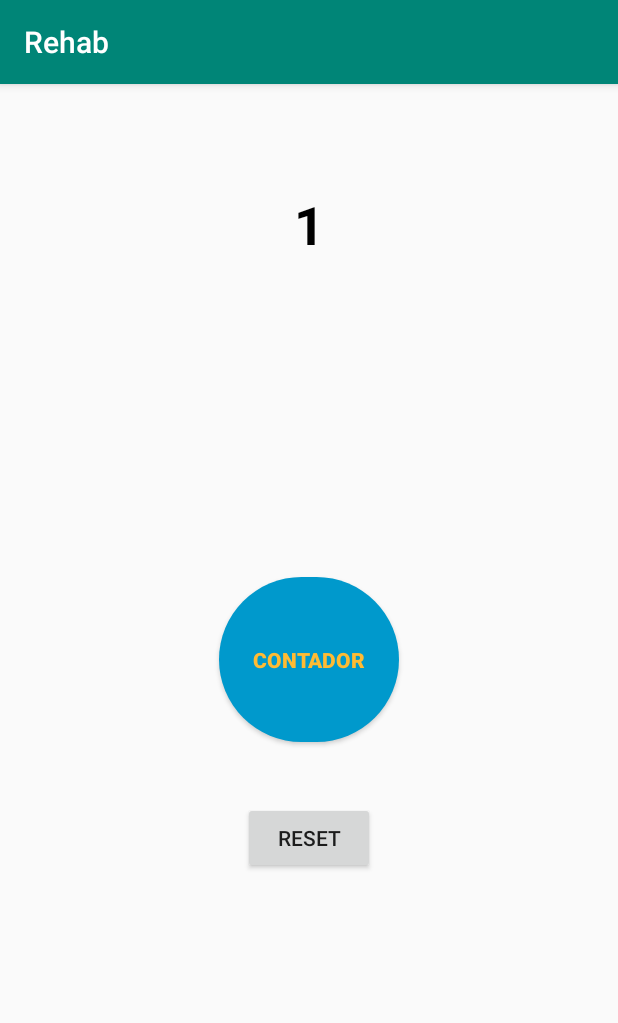
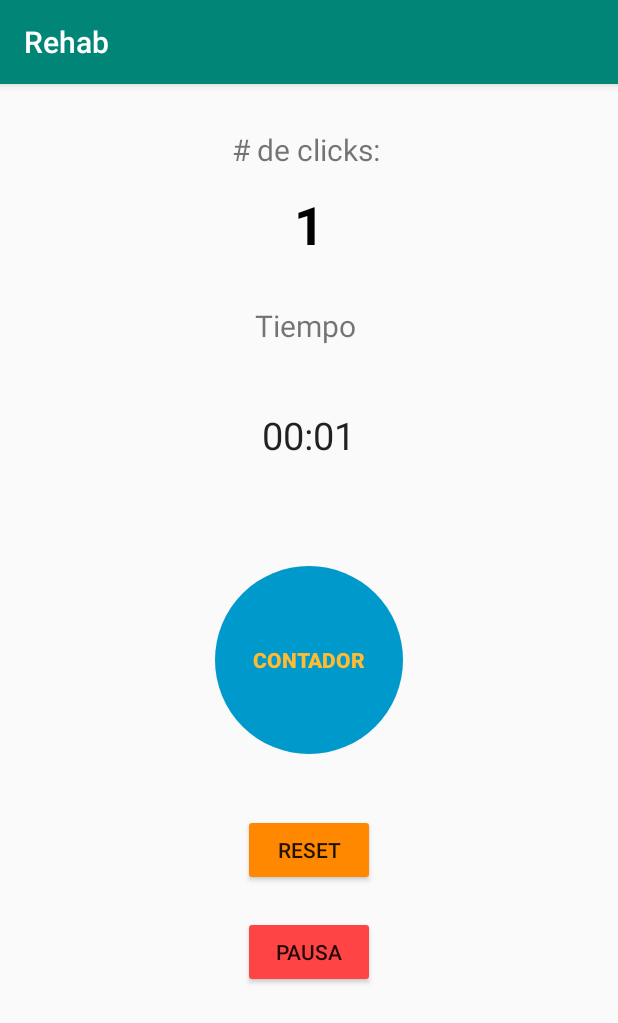
Before and after one commit to Diegobr21/Rehab, an Android app: the Contador screen opened directly, with no data from a screen before it, after a tap on "CONTADOR", on a phone screen of 412 x 824 dp. Shown: the top 1023 px of the screen. Run offline under Robolectric (Android 15) with nearby library versions, the phone set to English and light mode, and no system bars.

Commit message:
timer en el contador

```diff
--- a/app/src/main/java/com/example/rehab/Contador.java
+++ b/app/src/main/java/com/example/rehab/Contador.java
@@ -3,24 +3,32 @@ package com.example.rehab;
 import androidx.appcompat.app.AppCompatActivity;
 
 import android.os.Bundle;
+import android.os.SystemClock;
 import android.view.View;
 import android.widget.Button;
+import android.widget.Chronometer;
 import android.widget.TextView;
 
 public class Contador extends AppCompatActivity {
     private Button contador;
+    private boolean timing;
+    private Chronometer chronometer;
     private Button reset;
     private TextView conteo;
+    private Button pausa;
     public int clicks;
+    private long pauseoff;
 
     @Override
     protected void onCreate(Bundle savedInstanceState) {
         super.onCreate(savedInstanceState);
         setContentView(R.layout.activity_contador);
 
+        chronometer= findViewById(R.id.cronos);
         contador= findViewById(R.id.btn_contador);
         reset = findViewById(R.id.reset);
         conteo= findViewById(R.id.conteo);
+        pausa = findViewById(R.id.pausa);
         conteo.setText("");
 
         contador.setOnClickListener(new View.OnClickListener() {
@@ -28,20 +36,50 @@ public class Contador extends AppCompatActivity {
             public void onClick(View v) {
 
                 contar();
+                tomartiempo(v);
             }
         });
 
         reset.setOnClickListener(new View.OnClickListener() {
             @Override
             public void onClick(View v) {
-                resetear();
+                resetearconteo();
+                resettiempo(v);
             }
         });
 
-        resetear();
+        pausa.setOnClickListener(new View.OnClickListener() {
+            @Override
+            public void onClick(View v) {
+                pausartiempo(v);
+            }
+        });
+
+        resetearconteo();
     }
 
-    private void resetear(){
+    public void tomartiempo(View v){
+        if(!timing){
+            chronometer.setBase(SystemClock.elapsedRealtime() - pauseoff);
+            chronometer.start();
+            timing=true;
+        }
+
+    }
+    public void pausartiempo(View v){
+        if(timing){
+            chronometer.stop();
+            pauseoff = SystemClock.elapsedRealtime() - chronometer.getBase();
+            timing = false;
+        }
+    }
+
+    public void resettiempo(View v){
+
+        chronometer.setBase(SystemClock.elapsedRealtime());
+        pauseoff = 0;
+    }
+    private void resetearconteo(){
         clicks = 0;
         conteo.setText(clicks + "");
     }
--- a/app/src/main/res/drawable/circulo.xml
+++ b/app/src/main/res/drawable/circulo.xml
@@ -3,10 +3,10 @@
     xmlns:android="http://schemas.android.com/apk/res/android"
     android:shape="rectangle">
     <solid android:color="@android:color/white"></solid>
-    <corners android:bottomRightRadius="55dp"
-        android:bottomLeftRadius="55dp"
-        android:topLeftRadius="55dp"
-        android:topRightRadius="55dp"
+    <corners android:bottomRightRadius="65dp"
+        android:bottomLeftRadius="65dp"
+        android:topLeftRadius="65dp"
+        android:topRightRadius="65dp"
         ></corners>
 
 </shape>
--- a/app/src/main/res/layout/activity_contador.xml
+++ b/app/src/main/res/layout/activity_contador.xml
@@ -6,6 +6,14 @@
     android:layout_width="match_parent"
     android:layout_height="match_parent"
     tools:context=".Contador">
+
+    <TextView
+        android:layout_marginTop="30dp"
+        android:textSize="20sp"
+        android:layout_width="match_parent"
+        android:layout_height="wrap_content"
+        android:textAlignment="center"
+        android:text="# de clicks: "/>
 
     <TextView
         android:id="@+id/conteo"
@@ -18,6 +26,26 @@
         android:textStyle="bold"
         android:textAlignment="center"/>
 
+
+
+    <TextView
+        android:layout_marginTop="30dp"
+        android:layout_below="@+id/conteo"
+        android:textSize="20sp"
+        android:layout_width="match_parent"
+        android:layout_height="wrap_content"
+        android:textAlignment="center"
+        android:text="Tiempo "/>
+
+    <Chronometer
+        android:id="@+id/cronos"
+        android:layout_width="wrap_content"
+        android:layout_height="wrap_content"
+        android:layout_above="@+id/btn_contador"
+        android:layout_centerHorizontal="true"
+        android:textSize="25sp"
+        android:layout_marginBottom="70dp"/>
+
     <Button
         android:background="@drawable/circulo"
         android:backgroundTint="@android:color/holo_blue_dark"
@@ -26,16 +54,27 @@
         android:id="@+id/btn_contador"
         android:layout_centerHorizontal="true"
         android:layout_centerVertical="true"
-        android:layout_width="120dp"
-        android:layout_height="110dp"
+        android:layout_width="125dp"
+        android:layout_height="125dp"
         android:text="Contador" />
 
     <Button
         android:id="@+id/reset"
+        android:backgroundTint="@android:color/holo_orange_dark"
         android:layout_width="wrap_content"
         android:layout_height="wrap_content"
         android:layout_marginTop="40dp"
         android:layout_below="@+id/btn_contador"
         android:text="RESET"
         android:layout_centerHorizontal="true"/>
+
+    <Button
+        android:layout_below="@+id/reset"
+        android:layout_width="wrap_content"
+        android:layout_height="wrap_content"
+        android:text="Pausa"
+        android:backgroundTint="@android:color/holo_red_light"
+        android:layout_centerHorizontal="true"
+        android:layout_marginTop="20dp"
+        android:id="@+id/pausa"/>
 </RelativeLayout>
--- a/app/src/main/res/layout/activity_main.xml
+++ b/app/src/main/res/layout/activity_main.xml
@@ -14,14 +14,14 @@
         android:text="Contador de toques en logo de app"
         android:textAlignment="center"
         android:textColor="@android:color/holo_red_light"
-        android:textSize="20sp"
-        android:layout_marginTop="20dp"/>
+        android:textSize="30sp"
+        android:layout_marginTop="30dp"/>
 
 
 
 
     <TextView
-        android:layout_marginTop="15dp"
+        android:layout_marginTop="25dp"
         android:clickable="true"
         android:textSize="22sp"
         android:textColor="@android:color/black"
@@ -52,7 +52,7 @@
         android:layout_width="100dp"
         android:layout_marginLeft="160dp"
         android:text="Siguiente"
-        android:layout_height="wrap_content"
+        android:layout_height="50dp"
         android:id="@+id/next"/>
 
 </LinearLayout>
--- a/build.gradle
+++ b/build.gradle
@@ -7,7 +7,7 @@ buildscript {
         mavenCentral()
     }
     dependencies {
-        classpath 'com.android.tools.build:gradle:3.4.1'
+        classpath 'com.android.tools.build:gradle:3.4.2'
         classpath 'com.google.gms:google-services:4.2.0'
 
         // NOTE: Do not place your application dependencies here; they belong
```
